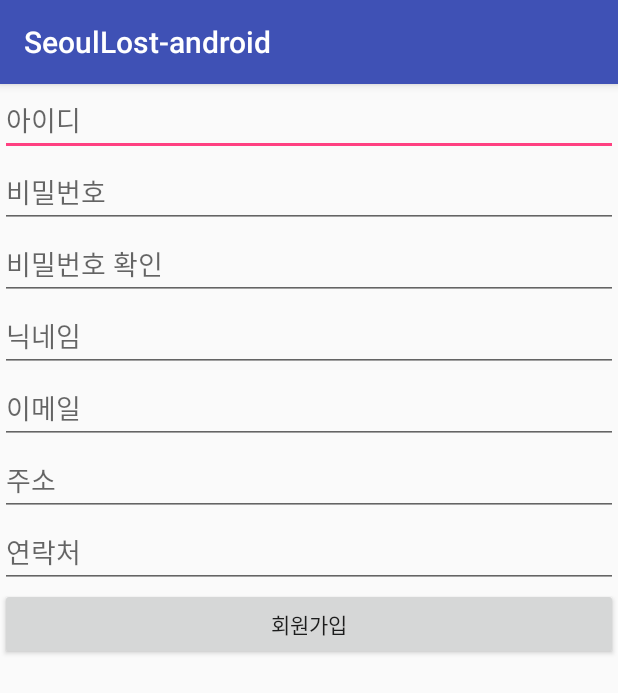
After one commit to yks1502/SeoulLost-android, an Android app: the SignUpActivity screen opened directly, with no data from a screen before it, on a phone screen of 412 x 824 dp. The commit adds this screen. Shown: the top 693 px of the screen. Run offline under Robolectric (Android 15) with nearby library versions, the phone set to English and light mode, and no system bars; network calls fail.

Commit message:
implement signup page

```diff
--- a/app/src/main/AndroidManifest.xml
+++ b/app/src/main/AndroidManifest.xml
@@ -16,10 +16,8 @@
                 <category android:name="android.intent.category.LAUNCHER" />
             </intent-filter>
         </activity>
-
-        <activity android:name=".LoginActivity"
-            android:label="로그인" />
+        <activity android:name=".LoginActivity" />
+        <activity android:name=".SignUpActivity" />
     </application>
     <uses-permission android:name="android.permission.INTERNET" />
-
 </manifest>
--- a/app/src/main/java/seoullost/seoullost_android/ApiService.java
+++ b/app/src/main/java/seoullost/seoullost_android/ApiService.java
@@ -7,4 +7,7 @@ import retrofit2.http.POST;
 public interface ApiService {
     @POST("/user/login")
     Call<Token> login(@Body User user);
+
+    @POST("/user/signup")
+    Call<Void> signUp(@Body User user);
 }
--- a/app/src/main/java/seoullost/seoullost_android/MainActivity.java
+++ b/app/src/main/java/seoullost/seoullost_android/MainActivity.java
@@ -17,4 +17,9 @@ public class MainActivity extends AppCompatActivity {
         Intent loginIntent = new Intent(this, LoginActivity.class);
         startActivity(loginIntent);
     }
+
+    public void toSignUpPage(View view) {
+        Intent signUpIntent = new Intent(this, SignUpActivity.class);
+        startActivity(signUpIntent);
+    }
 }
--- /dev/null
+++ b/app/src/main/java/seoullost/seoullost_android/SignUpActivity.java
@@ -0,0 +1,91 @@
+package seoullost.seoullost_android;
+
+import android.content.DialogInterface;
+import android.os.Bundle;
+import android.support.v7.app.AlertDialog;
+import android.support.v7.app.AppCompatActivity;
+import android.view.View;
+import android.widget.EditText;
+
+import retrofit2.Call;
+import retrofit2.Callback;
+import retrofit2.Response;
+
+public class SignUpActivity extends AppCompatActivity {
+    private ApiApplication apiApplication;
+    private ApiService apiService;
+    private EditText usernameInput, passwordInput, passwordConfirmationInput, nicknameInput, emailInput, addressInput, contactInput;
+
+    @Override
+    protected void onCreate(Bundle savedInstanceState) {
+        super.onCreate(savedInstanceState);
+        setContentView(R.layout.activity_signup);
+        apiApplication = (ApiApplication) getApplicationContext();
+        apiService = apiApplication.getApiService();
+
+        usernameInput = findViewById(R.id.username_input);
+        passwordInput = findViewById(R.id.password_input);
+        passwordConfirmationInput = findViewById(R.id.password_confirmation_input);
+        nicknameInput = findViewById(R.id.nickname_input);
+        emailInput = findViewById(R.id.email_input);
+        addressInput = findViewById(R.id.address_input);
+        contactInput = findViewById(R.id.contact_input);
+    }
+
+    public void handleSignUp(View view) {
+        String username = usernameInput.getText().toString();
+        String password = passwordInput.getText().toString();
+        String passwordConfirmation = passwordConfirmationInput.getText().toString();
+        String nickname = nicknameInput.getText().toString();
+        String email = emailInput.getText().toString();
+        String address = addressInput.getText().toString();
+        String contact = contactInput.getText().toString();
+
+        if (!password.equals(passwordConfirmation)) {
+            AlertDialog.Builder alert = new AlertDialog.Builder(SignUpActivity.this);
+            alert.setPositiveButton("확인", new DialogInterface.OnClickListener() {
+                @Override
+                public void onClick(DialogInterface dialogInterface, int i) {
+                    dialogInterface.dismiss();
+                }
+            });
+            alert.setMessage("비밀번호가 일치하지 않습니다.");
+            alert.show();
+            return;
+        }
+
+        Call<Void> signUpCall = apiService.signUp(new User(username, password, nickname, email, address, contact));
+        signUpCall.enqueue(new Callback<Void>() {
+            @Override
+            public void onResponse(Call<Void> call, Response<Void> response) {
+                if (response.isSuccessful()) {
+                    AlertDialog.Builder alert = new AlertDialog.Builder(SignUpActivity.this);
+                    alert.setPositiveButton("확인", new DialogInterface.OnClickListener() {
+                        @Override
+                        public void onClick(DialogInterface dialogInterface, int i) {
+                            dialogInterface.dismiss();
+                            finish();
+                        }
+                    });
+                    alert.setMessage("회원가입 되었습니다.");
+                    alert.show();
+                } else {
+                    AlertDialog.Builder alert = new AlertDialog.Builder(SignUpActivity.this);
+                    alert.setPositiveButton("확인", new DialogInterface.OnClickListener() {
+                        @Override
+                        public void onClick(DialogInterface dialogInterface, int i) {
+                            dialogInterface.dismiss();
+                        }
+                    });
+                    alert.setMessage("회원가입에 실패했습니다. 다시 확인해주세요.");
+                    alert.show();
+                }
+            }
+
+            @Override
+            public void onFailure(Call<Void> call, Throwable t) {
+                return;
+            }
+        });
+    }
+}
--- a/app/src/main/res/layout/activity_login.xml
+++ b/app/src/main/res/layout/activity_login.xml
@@ -1,9 +1,9 @@
 <?xml version="1.0" encoding="utf-8"?>
 
 <LinearLayout
+    xmlns:android="http://schemas.android.com/apk/res/android"
     android:layout_width="match_parent"
     android:layout_height="match_parent"
-    xmlns:android="http://schemas.android.com/apk/res/android"
     android:orientation="vertical"
     >
     <LinearLayout
--- /dev/null
+++ b/app/src/main/res/layout/activity_signup.xml
@@ -0,0 +1,96 @@
+<?xml version="1.0" encoding="utf-8"?>
+
+<LinearLayout
+    xmlns:android="http://schemas.android.com/apk/res/android"
+    android:layout_width="match_parent"
+    android:layout_height="match_parent"
+    android:orientation="vertical"
+    >
+    <LinearLayout
+        android:layout_width="match_parent"
+        android:layout_height="wrap_content"
+        >
+        <EditText
+            android:id="@+id/username_input"
+            android:layout_width="match_parent"
+            android:layout_height="wrap_content"
+            android:hint="아이디"
+            />
+    </LinearLayout>
+    <LinearLayout
+        android:layout_width="match_parent"
+        android:layout_height="wrap_content"
+        >
+        <EditText
+            android:id="@+id/password_input"
+            android:layout_width="match_parent"
+            android:layout_height="wrap_content"
+            android:inputType="textPassword"
+            android:hint="비밀번호"
+            />
+    </LinearLayout>
+    <LinearLayout
+        android:layout_width="match_parent"
+        android:layout_height="wrap_content"
+        >
+        <EditText
+            android:id="@+id/password_confirmation_input"
+            android:layout_width="match_parent"
+            android:layout_height="wrap_content"
+            android:inputType="textPassword"
+            android:hint="비밀번호 확인"
+            />
+    </LinearLayout>
+    <LinearLayout
+        android:layout_width="match_parent"
+        android:layout_height="wrap_content"
+        >
+        <EditText
+            android:id="@+id/nickname_input"
+            android:layout_width="match_parent"
+            android:layout_height="wrap_content"
+            android:hint="닉네임"
+            />
+    </LinearLayout>
+    <LinearLayout
+        android:layout_width="match_parent"
+        android:layout_height="wrap_content"
+        >
+        <EditText
+            android:id="@+id/email_input"
+            android:layout_width="match_parent"
+            android:layout_height="wrap_content"
+            android:inputType="textEmailAddress"
+            android:hint="이메일"
+            />
+    </LinearLayout>
+    <LinearLayout
+        android:layout_width="match_parent"
+        android:layout_height="wrap_content"
+        >
+        <EditText
+            android:id="@+id/address_input"
+            android:layout_width="match_parent"
+            android:layout_height="wrap_content"
+            android:hint="주소"
+            />
+    </LinearLayout>
+    <LinearLayout
+        android:layout_width="match_parent"
+        android:layout_height="wrap_content"
+        >
+        <EditText
+            android:id="@+id/contact_input"
+            android:layout_width="match_parent"
+            android:layout_height="wrap_content"
+            android:hint="연락처"
+            />
+    </LinearLayout>
+    <Button
+        android:id="@+id/signup_button"
+        android:layout_width="match_parent"
+        android:layout_height="wrap_content"
+        android:text="회원가입"
+        android:onClick="handleSignUp"
+        />
+</LinearLayout>
```
Also changed, not shown: app/src/main/java/seoullost/seoullost_android/LoginActivity.java (+12 -13 lines), app/src/main/java/seoullost/seoullost_android/User.java (+6 -1 lines), app/src/main/res/layout/activity_main.xml (+13 -15 lines).
